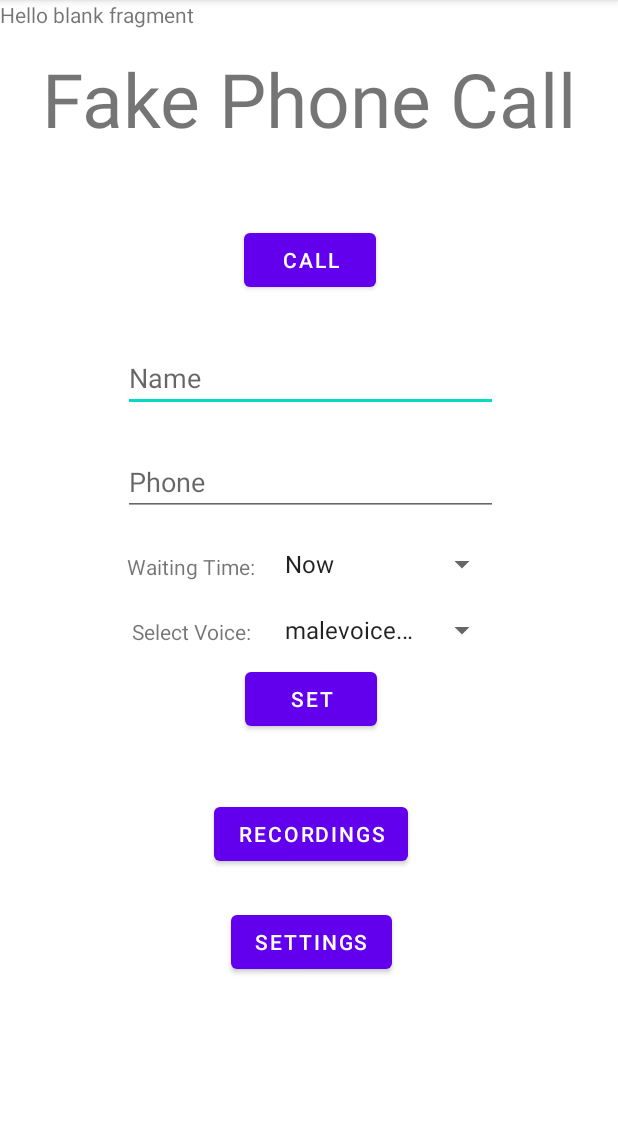
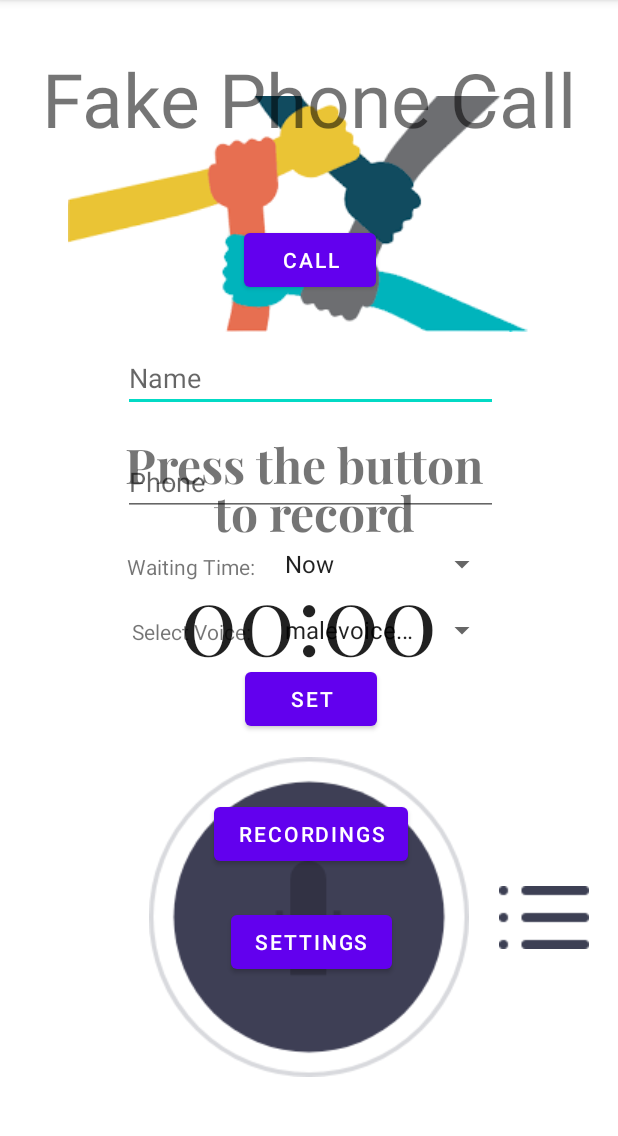
Before and after one commit to redeem4/Care_Corner, an Android app: the RecordFragment screen opened through its navigation route, on a phone screen of 412 x 824 dp, the part 84-1220 px from its top. Run offline under Robolectric (Android 15) with nearby library versions, the phone set to English and light mode, and no system bars.

Commit message:
added images to build my recorder tester. fleshed out recorder tester fragment_record.xml

```diff
--- a/care-corner-mobile/app/src/main/AndroidManifest.xml
+++ b/care-corner-mobile/app/src/main/AndroidManifest.xml
@@ -31,6 +31,7 @@
         <activity android:name=".JournalRecyclerMain" />
         <activity android:name=".JournalEditorActivity" />
         <activity android:name=".JournalReader" />
+
         <meta-data
             android:name="preloaded_fonts"
             android:resource="@array/preloaded_fonts" />
--- /dev/null
+++ b/care-corner-mobile/app/src/main/res/font/open_sans_light.xml
@@ -0,0 +1,7 @@
+<?xml version="1.0" encoding="utf-8"?>
+<font-family xmlns:app="http://schemas.android.com/apk/res-auto"
+        app:fontProviderAuthority="com.google.android.gms.fonts"
+        app:fontProviderPackage="com.google.android.gms"
+        app:fontProviderQuery="name=Open Sans&amp;weight=300"
+        app:fontProviderCerts="@array/com_google_android_gms_fonts_certs">
+</font-family>
--- a/care-corner-mobile/app/src/main/res/layout/fragment_record.xml
+++ b/care-corner-mobile/app/src/main/res/layout/fragment_record.xml
@@ -1,14 +1,70 @@
 <?xml version="1.0" encoding="utf-8"?>
-<FrameLayout xmlns:android="http://schemas.android.com/apk/res/android"
+<androidx.constraintlayout.widget.ConstraintLayout xmlns:android="http://schemas.android.com/apk/res/android"
     xmlns:tools="http://schemas.android.com/tools"
     android:layout_width="match_parent"
     android:layout_height="match_parent"
+    xmlns:app="http://schemas.android.com/apk/res-auto"
     tools:context=".RecordFragment">
 
-    <!-- TODO: Update blank fragment layout -->
+    <ImageView
+        android:id="@+id/hands_image"
+        android:layout_height="wrap_content"
+        android:layout_width="wrap_content"
+        app:layout_constraintTop_toTopOf="parent"
+        app:layout_constraintStart_toStartOf="parent"
+        app:layout_constraintEnd_toEndOf="parent"
+        android:src="@drawable/hands"
+        android:layout_marginTop="64dp"
+        />
+
     <TextView
-        android:layout_width="match_parent"
-        android:layout_height="match_parent"
-        android:text="@string/hello_blank_fragment" />
+        android:id="@+id/record_filename"
+        android:layout_width="0dp"
+        android:layout_height="wrap_content"
+        android:fontFamily="@font/playfair_display_bold"
+        android:text="Press the button \n to record"
+        android:textSize="32sp"
+        android:lineHeight="32dp"
+        android:textAlignment="center"
+        android:layout_marginStart="32dp"
+        android:layout_marginEnd="32dp"
+        app:layout_constraintTop_toBottomOf="@id/hands_image"
+        app:layout_constraintEnd_toEndOf="parent"
+        app:layout_constraintStart_toStartOf="parent"
+        android:layout_marginTop="64dp"
+        android:gravity="center_horizontal" />
 
-</FrameLayout>
+    <Chronometer
+        android:id="@+id/record_timer"
+        app:layout_constraintTop_toBottomOf="@+id/record_filename"
+        app:layout_constraintStart_toStartOf="parent"
+        app:layout_constraintEnd_toEndOf="parent"
+        android:fontFamily="@font/playfair_display"
+        android:textSize="64dp"
+        android:layout_width="wrap_content"
+        android:layout_height="wrap_content"
+        />
+
+    <ImageView
+        android:id="@+id/record_button"
+        app:layout_constraintTop_toBottomOf="@id/record_timer"
+        app:layout_constraintStart_toStartOf="parent"
+        app:layout_constraintEnd_toEndOf="parent"
+        app:layout_constraintBottom_toBottomOf="parent"
+        android:src="@drawable/record_btn_stopped"
+        android:layout_width="wrap_content"
+        android:layout_height="wrap_content"
+        />
+
+    <ImageView
+        android:id="@+id/record_list_button"
+        app:layout_constraintTop_toTopOf="@+id/record_button"
+        app:layout_constraintBottom_toBottomOf="@+id/record_button"
+        app:layout_constraintStart_toEndOf="@+id/record_button"
+        app:layout_constraintEnd_toEndOf="parent"
+        android:padding="16dp"
+        android:src="@drawable/recorder_list_btn"
+        android:layout_width="wrap_content"
+        android:layout_height="wrap_content"
+        />
+</androidx.constraintlayout.widget.ConstraintLayout>
--- a/care-corner-mobile/app/src/main/res/values/preloaded_fonts.xml
+++ b/care-corner-mobile/app/src/main/res/values/preloaded_fonts.xml
@@ -2,6 +2,7 @@
 <resources>
     <array name="preloaded_fonts" translatable="false">
         <item>@font/lato</item>
+        <item>@font/open_sans_light</item>
         <item>@font/playfair_display</item>
         <item>@font/playfair_display_bold</item>
     </array>
```
Also changed, not shown: care-corner-mobile/app/src/main/res/drawable/record_btn_recording.png (added), care-corner-mobile/app/src/main/res/drawable/record_btn_stopped.png (added), care-corner-mobile/app/src/main/res/drawable/recorder_list_btn.png (added).
